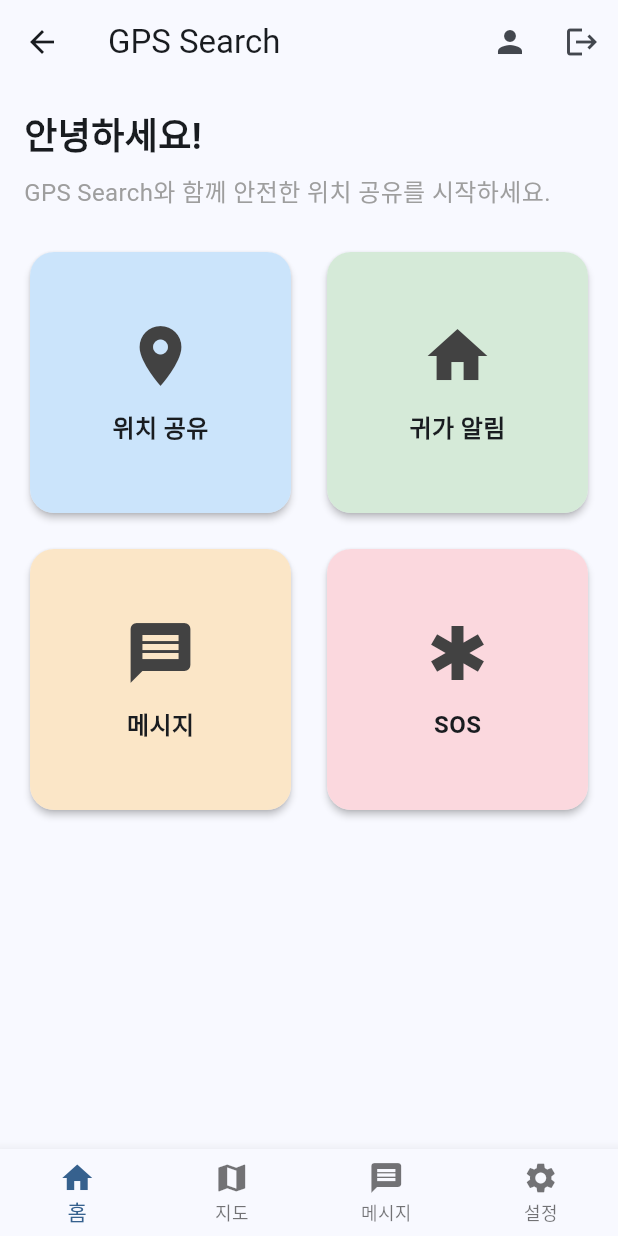
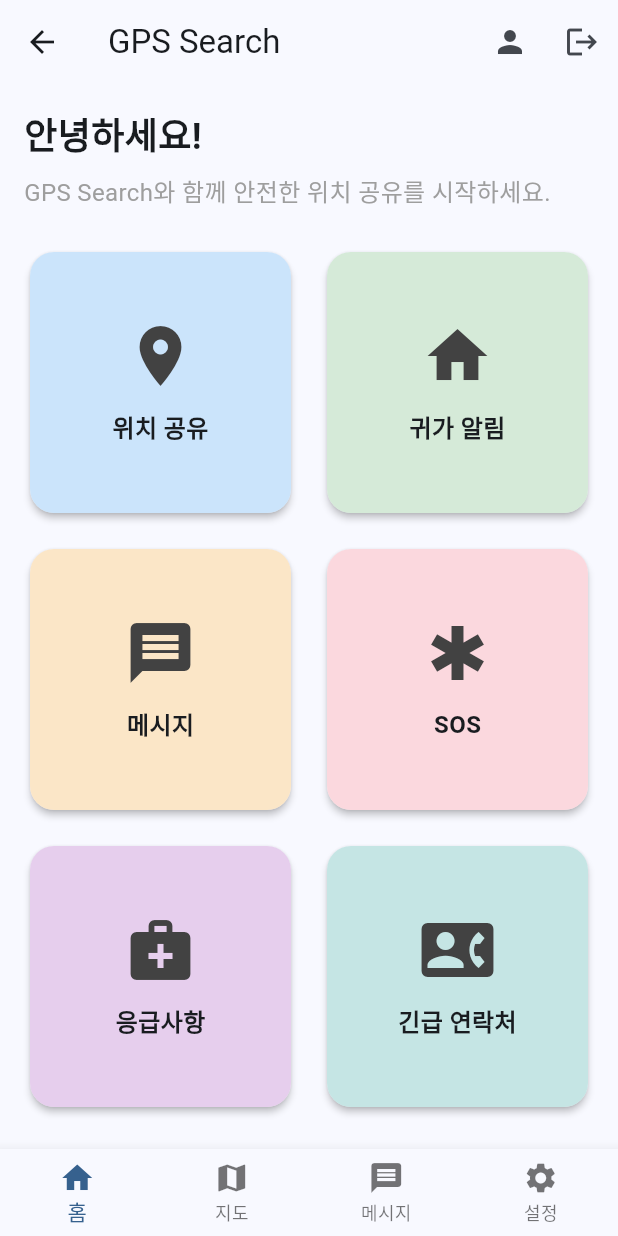
Before and after one commit to Maccrey/My-Guardian_GPS, a Flutter app: the HomeView screen opened by its route, on a phone screen of 412 x 824 dp. Run offline on Flutter 3.47's test engine with Material 3 defaults, Android fonts, the phone set to English and light mode, and no system bars; our stand-ins replace get; accounts and stored records are empty.

Commit message:
홈 화면에 '응급사항' 및 '긴급 연락처' 기능 카드 추가: 각 카드에 아이콘과 색상 설정, 클릭 시 이동할 화면에 대한 주석 포함

```diff
--- a/lib/views/home_view.dart
+++ b/lib/views/home_view.dart
@@ -112,6 +112,22 @@ class HomeView extends StatelessWidget {
                         // SOS 화면으로 이동
                       },
                     ),
+                    _buildFeatureCard(
+                      '응급사항',
+                      Icons.medical_services,
+                      Colors.purple.shade100,
+                      () {
+                        // 응급대처 화면으로 이동
+                      },
+                    ),
+                    _buildFeatureCard(
+                      '긴급 연락처',
+                      Icons.contact_phone,
+                      Colors.teal.shade100,
+                      () {
+                        // 긴급 연락처 화면으로 이동
+                      },
+                    ),
                   ],
                 ),
               ),
```
